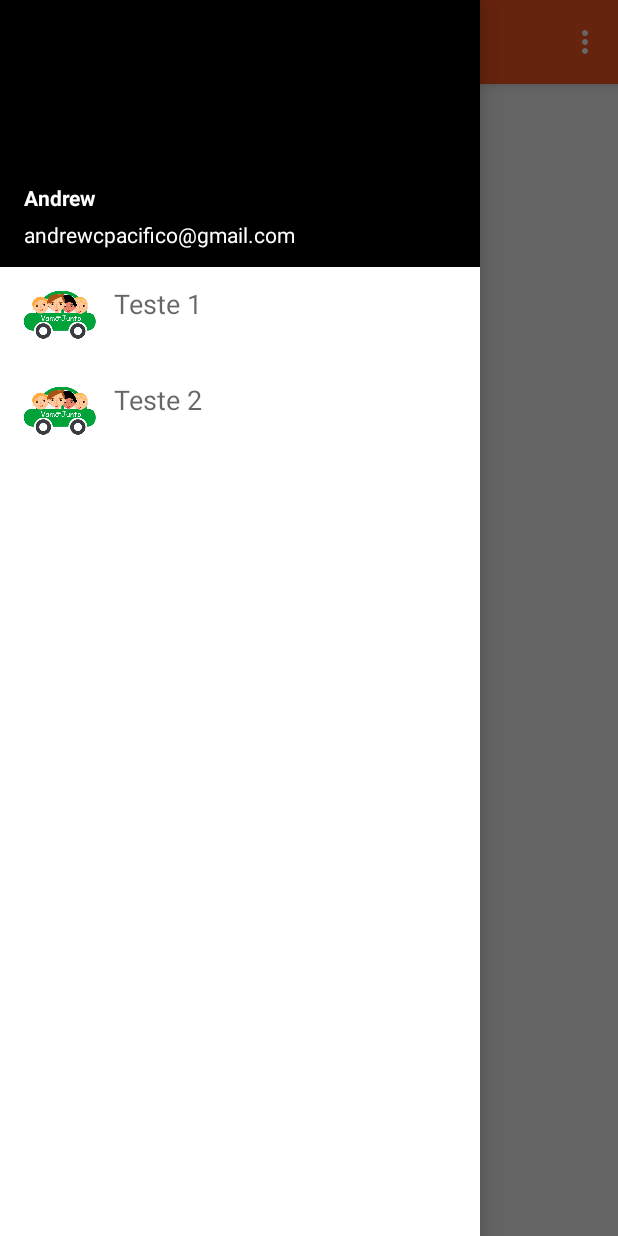
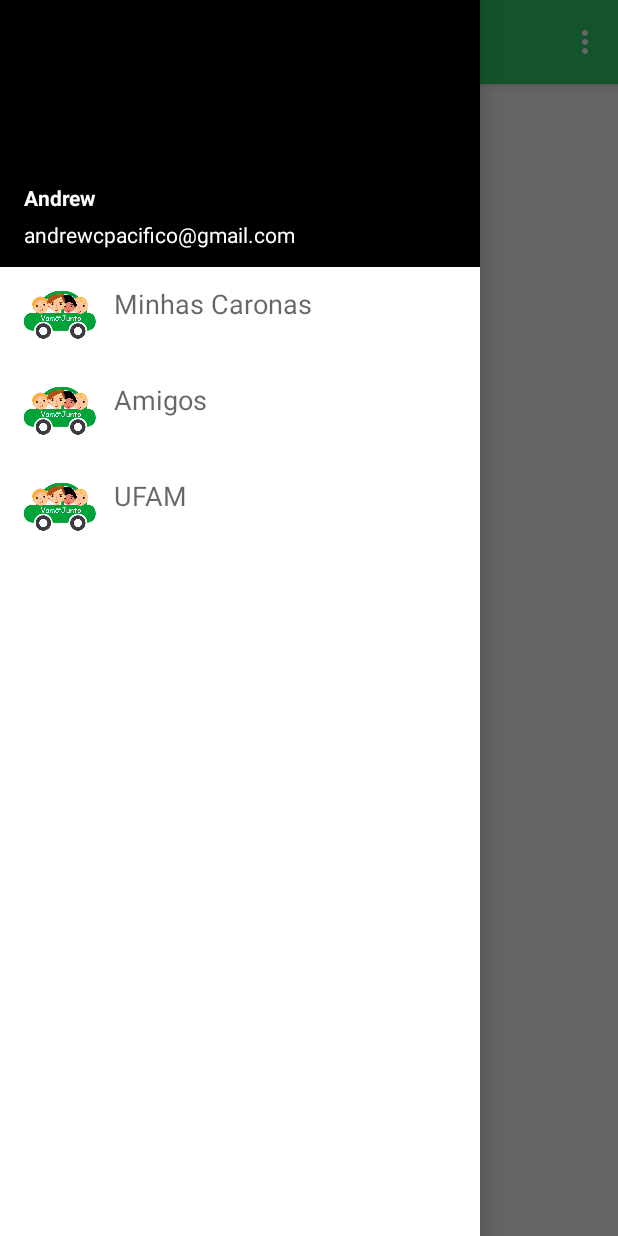
Before and after one commit to andrewcpacifico/vamojunto, an Android app: the MainActivity screen opened directly, with no data from a screen before it, with the side drawer open, on a phone screen of 412 x 824 dp. Run offline under Robolectric (Android 15) with nearby library versions, the phone set to English and light mode, and no system bars; 4 statements that could not run were skipped.

Commit message:
NavigationDrawer agora exibindo os itens de menu carregados a partir de um string-array. Caso seja necessário alterar as opções, basta que este array seja alterado.
Os ícones utilizados ainda não foram definidos.

```diff
--- a/app/src/main/java/co/vamojunto/LoginActivity.java
+++ b/app/src/main/java/co/vamojunto/LoginActivity.java
@@ -162,7 +162,7 @@ public class LoginActivity extends Activity implements Validator.ValidationListe
                                 Log.d(TAG, "Request finalizada");
 
                                 if (graphUser != null) {
-                                    String userEmail = (String) graphUser.getProperty("email");
+                                    String userEmail = (String) graphUser.getProperty("mEmailView");
 
                                     user.setEmail(userEmail);
                                     user.setUsername(userEmail);
--- a/app/src/main/java/co/vamojunto/MainActivity.java
+++ b/app/src/main/java/co/vamojunto/MainActivity.java
@@ -119,8 +119,8 @@ public class MainActivity extends ActionBarActivity implements GoogleApiClient.C
         mRecyclerView = (RecyclerView) findViewById(R.id.RecyclerView); // Assigning the RecyclerView Object to the xml View
         mRecyclerView.setHasFixedSize(true);
 
-        mAdapter = new NavigationDrawerAdapter(new String[] {"Teste 1", "Teste 2"},
-                null,"Andrew","andrewcpacifico@gmail.com", R.drawable.ic_launcher);       // Creating the Adapter of MyAdapter class(which we are going to see in a bit)
+        mAdapter = new NavigationDrawerAdapter(this, "Andrew","andrewcpacifico@gmail.com",
+                R.drawable.ic_launcher);
 
         mRecyclerView.setAdapter(mAdapter);                              // Setting the adapter to RecyclerView
         mLayoutManager = new LinearLayoutManager(this);                 // Creating a layout Manager
--- a/app/src/main/java/co/vamojunto/NavigationDrawerAdapter.java
+++ b/app/src/main/java/co/vamojunto/NavigationDrawerAdapter.java
@@ -10,6 +10,7 @@
 
 package co.vamojunto;
 
+import android.content.Context;
 import android.support.v7.widget.RecyclerView;
 import android.view.LayoutInflater;
 import android.view.View;
@@ -25,132 +26,164 @@ import android.widget.TextView;
  */
 public class NavigationDrawerAdapter extends RecyclerView.Adapter<NavigationDrawerAdapter.ViewHolder> {
 
-        private static final int TYPE_HEADER = 0;  // Declaring Variable to Understand which View is being worked on
-        // IF the view under inflation and population is header or Item
+    /** Utilizado para indicar que o View que está sendo construído pelo RecyclerView é o cabeçalho */
+    private static final int TYPE_HEADER = 0;
+    /** Utilizado para indicar que o View que está sendo construído pelo RecyclerView é um item da lista */
     private static final int TYPE_ITEM = 1;
 
-        private String mNavTitles[]; // String Array to store the passed titles Value from MainActivity.java
-        private int mIcons[];       // Int Array to store the passed icons resource value from MainActivity.java
+    /** Array de Strings contendo os títulos de cada um dos itens exibidos no menu */
+    private String mNavTitles[];
+    /** Array de inteiros, contendos os ids dos ícones que serão exibidos em cada um dos itens do menu */
+    private int mIcons[];
 
-        private String name;        //String Resource for header View Name
-        private int profile;        //int Resource for header view profile picture
-        private String email;       //String Resource for header view email
+    /** Nome do usuário autenticado no sistema para ser exibido no cabeçalho */
+    private String mNomeUsuario;
+    /** Resource id da imagem de perfil do usuário */
+    private int mImgUsuario;
+    /** Email do usuário autenticado para ser exibido no cabeçalho */
+    private String mEmailUsuario;
 
+    /**
+     * Sobrescrita do {@link android.support.v7.widget.RecyclerView.ViewHolder}
+     */
+    public static class ViewHolder extends RecyclerView.ViewHolder {
+        private int mHolderType;
 
-        // Creating a ViewHolder which extends the RecyclerView View Holder
-        // ViewHolder are used to to store the inflated views in order to recycle them
+        // Views dos itens do menu
+        public TextView mTituloView;
+        public ImageView mImagemView;
 
-        public static class ViewHolder extends RecyclerView.ViewHolder {
-            int Holderid;
+        // Views do cabeçalho
+        public ImageView mImgUsuarioView;
+        public TextView mNomeUsuarioView;
+        public TextView mEmailView;
 
-            TextView textView;
-            ImageView imageView;
-            ImageView profile;
-            TextView Name;
-            TextView email;
-
-
-            public ViewHolder(View itemView,int ViewType) {                 // Creating ViewHolder Constructor with View and viewType As a parameter
+        /**
+         * Construtor do ViewHolder, carrega os Views correspondentes, de acordo com o tipo passado
+         * como parâmetro (item ou cabeçalho).
+         *
+         * @param itemView Layout inflado
+         * @param viewType Tipo de ViewHolder a ser carregado (Item de menu ou cabeçalho).
+         */
+        public ViewHolder(View itemView, int viewType) {
             super(itemView);
 
             // Here we set the appropriate view in accordance with the the view type as passed when the holder object is created
-                if(ViewType == TYPE_ITEM) {
-                    textView = (TextView) itemView.findViewById(R.id.rowText); // Creating TextView object with the id of textView from item_row.xml
-                    imageView = (ImageView) itemView.findViewById(R.id.rowIcon);// Creating ImageView object with the id of ImageView from item_row.xml
-                    Holderid = 1;                                               // setting holder id as 1 as the object being populated are of type item row
+
+            // Carrega os views apropriados, de acordo com o tipo de view passado quando o ViewHolder
+            // foi criado.
+            if (viewType == TYPE_ITEM) {
+                mTituloView = (TextView) itemView.findViewById(R.id.rowText);
+                mImagemView = (ImageView) itemView.findViewById(R.id.rowIcon);
+                mHolderType = TYPE_ITEM;
+            } else {
+                mNomeUsuarioView = (TextView) itemView.findViewById(R.id.name);
+                mEmailView = (TextView) itemView.findViewById(R.id.email);
+                //mImgUsuarioView = (ImageView) itemView.findViewById(R.id.circleView);
+                mHolderType = TYPE_HEADER;
             }
-                else{
-                    Name = (TextView) itemView.findViewById(R.id.name);         // Creating Text View object from header.xml for name
-                    email = (TextView) itemView.findViewById(R.id.email);       // Creating Text View object from header.xml for email
-                    //profile = (ImageView) itemView.findViewById(R.id.circleView);// Creating Image view object from header.xml for profile pic
-                    Holderid = 0;                                                // Setting holder id = 0 as the object being populated are of type header view
         }
     }
 
+
+    /**
+     * Construtor da classe NavigationDrawerAdapter, inicializa os dados do usuário com os valores
+     * informados por parâmetro. Inicializa os títulos e ícones de cada um dos itens do menu
+     * com valores pré-definidos.
+     *
+     * @param nomeUsuario Nome do usuário que está autenticado para ser exibido no cabeçalho do Navigation Drawer
+     * @param emailUsuario Email do usuário que está autenticado para ser exibido no cabeçalho do Navigation Drawer
+     * @param imgUsuario Resource Id da imagem de perfil do usuário que está autenticado para ser exibido no cabeçalho do Navigation Drawer
+     */
+    public NavigationDrawerAdapter(Context context, String nomeUsuario, String emailUsuario, int imgUsuario) {
+        /* Inicializa os dados do usuário */
+        mNomeUsuario = nomeUsuario;
+        mEmailUsuario = emailUsuario;
+        mImgUsuario = imgUsuario;
+
+        /* Inicializa os dados dos itens do menu */
+        mNavTitles = context.getResources().getStringArray(R.array.nav_drawer_items);
     }
 
-
-
-        NavigationDrawerAdapter(String Titles[],int Icons[],String Name,String Email, int Profile){ // MyAdapter Constructor with titles and icons parameter
-            // titles, icons, name, email, profile pic are passed from the main activity as we
-            mNavTitles = Titles;                //have seen earlier
-            mIcons = Icons;
-            name = Name;
-            email = Email;
-            profile = Profile;                     //here we assign those passed values to the values we declared here
-            //in adapter
-        }
-
-
-
-        //Below first we ovverride the method onCreateViewHolder which is called when the ViewHolder is
-        //Created, In this method we inflate the item_row.xml layout if the viewType is Type_ITEM or else we inflate header.xml
-        // if the viewType is TYPE_HEADER
-        // and pass it to the view holder
-
+    /**
+     * Sobrescrita do método onCreateViewHolder que é chamado quando o ViewHolder é criado.
+     *
+     * Neste médodo o layout drawer_list_row.xml é inflado se o viewType for igual a Type_ITEM, ou então
+     * o layout drawer_header.xml é inflado caso o viewType seja igual a TYPE_HEADER. Então o View
+     * carregado é passado para o ViewHolder.
+     *
+     * @param parent
+     * @param viewType Define o tipo de View que está sendo criado.
+     *
+     * @return O ViewHolder criado no método, ou null em caso de erro.
+     */
     @Override
     public NavigationDrawerAdapter.ViewHolder onCreateViewHolder(ViewGroup parent, int viewType) {
 
         if (viewType == TYPE_ITEM) {
-                View v = LayoutInflater.from(parent.getContext()).inflate(R.layout.drawer_list_row,parent,false); //Inflating the layout
+            View v = LayoutInflater.from(parent.getContext()).
+                    inflate(R.layout.drawer_list_row, parent, false); //Inflating the layout
 
-                ViewHolder vhItem = new ViewHolder(v,viewType); //Creating ViewHolder and passing the object of type view
+            ViewHolder vhItem = new ViewHolder(v, viewType); //Creating ViewHolder and passing the object of type view
 
             return vhItem; // Returning the created object
 
             //inflate your layout and pass it to view holder
+        } else if (viewType == TYPE_HEADER) {
+            View v = LayoutInflater.from(parent.getContext()).inflate(R.layout.drawer_header, parent, false); //Inflating the layout
 
-            } else if (viewType == TYPE_HEADER) {
-
-                View v = LayoutInflater.from(parent.getContext()).inflate(R.layout.header,parent,false); //Inflating the layout
-
-                ViewHolder vhHeader = new ViewHolder(v,viewType); //Creating ViewHolder and passing the object of type view
+            ViewHolder vhHeader = new ViewHolder(v, viewType); //Creating ViewHolder and passing the object of type view
 
             return vhHeader; //returning the object created
-
-
         }
         return null;
 
     }
 
-        //Next we override a method which is called when the item in a row is needed to be displayed, here the int position
-        // Tells us item at which position is being constructed to be displayed and the holder id of the holder object tell us
-        // which view type is being created 1 for item row
+    /**
+     * Sobrescrita do método onBindViewHolder, que é chamado quando um item em uma linha vai ser exibido,
+     *
+     * @param holder ViewHolder a ser vinculado à informação que será exibida.
+     * @param position Posição do item que será exibido.
+     */
     @Override
     public void onBindViewHolder(NavigationDrawerAdapter.ViewHolder holder, int position) {
-            if(holder.Holderid ==1) {                              // as the list view is going to be called after the header view so we decrement the
-                // position by 1 and pass it to the holder while setting the text and image
-                holder.textView.setText(mNavTitles[position - 1]); // Setting the Text with the array of our Titles
-                //holder.imageView.setImageResource(mIcons[position -1]);// Settimg the image with array of our icons
-                holder.imageView.setImageResource(R.drawable.ic_launcher);
-            }
-            else{
-
-                //holder.profile.setImageResource(profile);           // Similarly we set the resources for header view
-                holder.Name.setText(name);
-                holder.email.setText(email);
+        // Verifica se o tipo do holder que vai ser vinculado é um item, ou cabeçalho.
+        if (holder.mHolderType == TYPE_ITEM) {
+            holder.mTituloView.setText(mNavTitles[position - 1]);
+            holder.mImagemView.setImageResource(R.drawable.ic_launcher);
+        } else {
+            //holder.mImgUsuarioView.setImageResource(mImgUsuarioView);           // Similarly we set the resources for drawer_header view
+            holder.mNomeUsuarioView.setText(mNomeUsuario);
+            holder.mEmailView.setText(mEmailUsuario);
         }
     }
 
-        // This method returns the number of items present in the list
+    /**
+     * Utilizado para saber a quantidade de itens existentes na lista. O tamanho do array de títulos
+     * representa o total de itens de menu, então o total de itens é igual ao tamanho + 1, por conta
+     * do cabeçalho.
+     *
+     * @return A quantidade de itens da lista.
+     */
     @Override
     public int getItemCount() {
-            return mNavTitles.length+1; // the number of items in the list will be +1 the titles including the header view.
+        return mNavTitles.length + 1;
     }
 
-
-        // Witht the following method we check what type of view is being passed
+    /**
+     * Indica o tipo de View, do item que será exibido na lista. Neste caso o único diferente é o
+     * primeiro item da lista (posição 0) que contém o cabeçalho.
+     *
+     * @param position Posição do item na lista.
+     * @return O ViewType correspondente.
+     */
     @Override
     public int getItemViewType(int position) {
-            if (isPositionHeader(position))
+        if (position == 0)
             return TYPE_HEADER;
 
         return TYPE_ITEM;
     }
 
-        private boolean isPositionHeader(int position) {
-            return position == 0;
 }
-
-}
--- a/app/src/main/java/co/vamojunto/fragment/FormCadastroFragment.java
+++ b/app/src/main/java/co/vamojunto/fragment/FormCadastroFragment.java
@@ -140,7 +140,7 @@ public class FormCadastroFragment extends Fragment implements Validator.Validati
                     startActivity(intent);
                     //cadastroActivity.finish();
                 } else {
-                    // O email informado pelo usuário não está disponível.
+                    // O mEmailView informado pelo usuário não está disponível.
                     if ( e.getCode() == ParseException.EMAIL_TAKEN  ||
                             e.getCode() == ParseException.USERNAME_TAKEN) {
                         mEmailEditText.setError(getString(R.string.error_email_taken));
--- a/app/src/main/res/values/colors.xml
+++ b/app/src/main/res/values/colors.xml
@@ -27,7 +27,7 @@
     <color name="twitter_login_button_focus">#2788BE</color>
 
     <!-- App Values -->
-    <color name="ColorPrimary">#FF5722</color>
-    <color name="ColorPrimaryDark">#E64A19</color>
+    <color name="ColorPrimary">#30d26f</color>
+    <color name="ColorPrimaryDark">#009e1a</color>
 
 </resources>
--- a/app/src/main/res/values/strings.xml
+++ b/app/src/main/res/values/strings.xml
@@ -66,12 +66,9 @@
 
     <!-- Nav Drawer Menu Items -->
     <string-array name="nav_drawer_items">
-        <item >Home</item>
-        <item >Find People</item>
-        <item >Photos</item>
-        <item >Communities</item>
-        <item >Pages</item>
-        <item >What\'s Hot</item>
+        <item >Minhas Caronas</item>
+        <item >Amigos</item>
+        <item >UFAM</item>
     </string-array>
 
 </resources>
```
Also changed, not shown: app/src/main/res/layout/drawer_header.xml (renamed from app/src/main/res/layout/header.xml, +3 -6 lines). Lines whose indentation alone changed are shown as unchanged.
